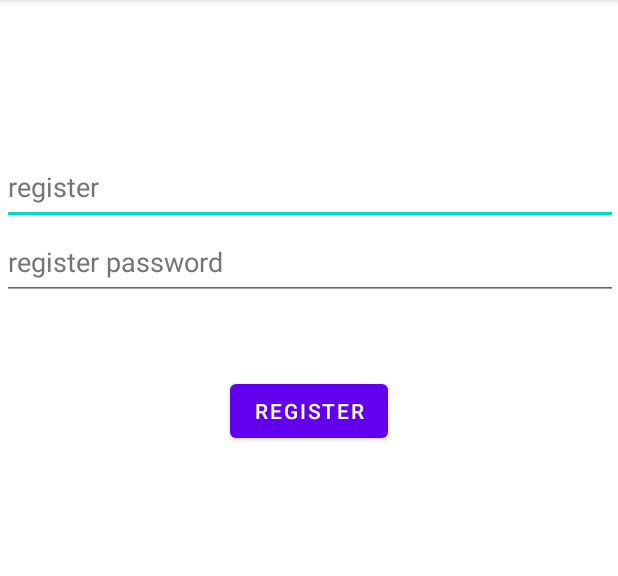
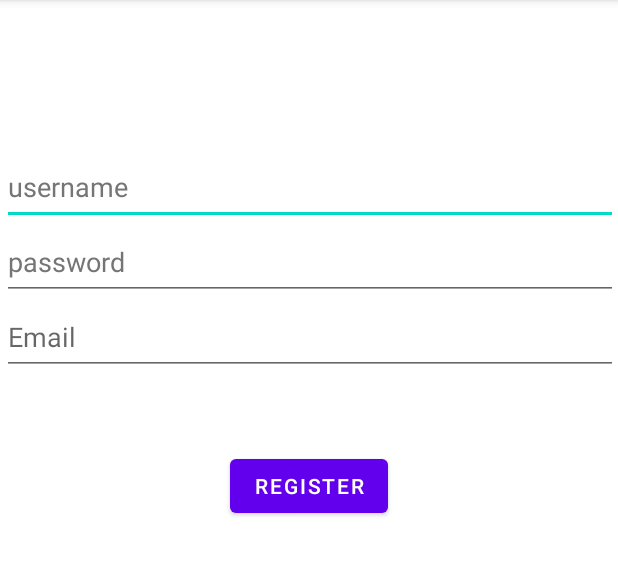
Before and after one commit to decaffinetedturtle/EatNowV2, an Android app: the userRegister screen opened directly, with no data from a screen before it, on a phone screen of 412 x 824 dp, the part 84-660 px from its top. Run offline under Robolectric (Android 15) with nearby library versions, the light colour scheme and no system bars; our stand-ins replace Firebase (no records; nobody signed in at launch, a user with empty details on screens opened directly).

Commit message:
Added email field to register and firestore
Added email field, changed sign in reference to email and uploaded data to firestore

```diff
--- a/app/src/main/java/com/mad/eatnowv2/registerUser/userRegister.java
+++ b/app/src/main/java/com/mad/eatnowv2/registerUser/userRegister.java
@@ -33,7 +33,7 @@ public class userRegister extends AppCompatActivity {
     private static final String TAG = "userRegister";
 
     FirebaseAuth mAuth;
-    EditText regUser, regPass;
+    EditText regUser, regPass, regEmail;
     Button regBtn;
 
     FirebaseFirestore fStore;
@@ -45,6 +45,7 @@ public class userRegister extends AppCompatActivity {
 
         regUser = findViewById(R.id.registerInput);
         regPass = findViewById(R.id.registerPass);
+        regEmail = findViewById(R.id.registerEmail);
 
         regBtn = findViewById(R.id.registerBtn);
 
@@ -60,6 +61,7 @@ public class userRegister extends AppCompatActivity {
             public void onClick(View view) {
                 String registerInput = regUser.getText().toString().trim();
                 String registerPass = regPass.getText().toString().trim();
+                String registerEmail = regEmail.getText().toString().trim();
 
                 if (TextUtils.isEmpty(registerInput)){
                     regUser.setError("Username field is empty");
@@ -70,12 +72,17 @@ public class userRegister extends AppCompatActivity {
                     return;
                 }
 
+                if (TextUtils.isEmpty(registerEmail)){
+                    regEmail.setError("Email is field is empty");
+                    return;
+                }
+
                 if(registerPass.length()< 6){
                     regPass.setError("Password is too short");
                     return;
                 }
 
-                mAuth.createUserWithEmailAndPassword(registerInput,registerPass).addOnCompleteListener(new OnCompleteListener<AuthResult>() {
+                mAuth.createUserWithEmailAndPassword(registerEmail,registerPass).addOnCompleteListener(new OnCompleteListener<AuthResult>() {
                     @Override
                     public void onComplete(@NonNull Task<AuthResult> task) {
 
@@ -85,6 +92,8 @@ public class userRegister extends AppCompatActivity {
                             Map<String,Object> user = new HashMap<>();
                             user.put("username",registerInput);
                             user.put("password",registerPass);
+                            user.put("email",registerEmail);
+
                             documentReference.set(user).addOnSuccessListener(new OnSuccessListener<Void>() {
                                 @Override
                                 public void onSuccess(Void unused) {
--- a/app/src/main/java/com/mad/eatnowv2/userDashboard.java
+++ b/app/src/main/java/com/mad/eatnowv2/userDashboard.java
@@ -21,7 +21,7 @@ import com.mad.eatnowv2.Halal.CheckHalal;
 
 public class userDashboard extends AppCompatActivity implements View.OnClickListener {
 
-    TextView dashboardUsername;
+    TextView dashboardUsername, dashboardEmail;
     FirebaseAuth fauth;
     FirebaseFirestore fstore;
     String userID;
@@ -35,6 +35,7 @@ public class userDashboard extends AppCompatActivity implements View.OnClickList
 
 
         dashboardUsername = findViewById(R.id.dashboardUsername);
+        dashboardEmail = findViewById(R.id.dashboardEmail);
 
         fauth = FirebaseAuth.getInstance();
         fstore = FirebaseFirestore.getInstance();
@@ -48,6 +49,7 @@ public class userDashboard extends AppCompatActivity implements View.OnClickList
             @Override
             public void onEvent(DocumentSnapshot documentSnapshot, FirebaseFirestoreException e) {
                 dashboardUsername.setText(documentSnapshot.getString("username"));
+                dashboardEmail.setText(documentSnapshot.getString("email"));
             }
         });
 
--- a/app/src/main/res/layout/activity_user_dashboard.xml
+++ b/app/src/main/res/layout/activity_user_dashboard.xml
@@ -68,6 +68,7 @@
                         android:layout_height="30dp"/>
 
                     <TextView
+                        android:id="@+id/dashboardEmail"
                         android:layout_width="wrap_content"
                         android:layout_height="wrap_content"
                         android:text="Email"
--- a/app/src/main/res/layout/activity_user_register.xml
+++ b/app/src/main/res/layout/activity_user_register.xml
@@ -20,7 +20,7 @@
         android:layout_height="50dp"
         android:layout_marginStart="@dimen/cardview_compat_inset_shadow"
         android:autofillHints="Username"
-        android:hint="register"
+        android:hint="username"
         android:inputType="textEmailAddress"
         android:textColorHint="#757575"/>
     <LinearLayout
@@ -34,9 +34,20 @@
             android:layout_height="50dp"
             android:layout_marginStart="@dimen/cardview_compat_inset_shadow"
             android:autofillHints="Password"
-            android:hint="register password"
-            android:inputType="textVisiblePassword"
+            android:hint="password"
+            android:inputType="textPassword"
             android:textColorHint="#757575"/>
+
+        <EditText
+            android:id="@+id/registerEmail"
+            android:layout_width="match_parent"
+            android:layout_height="50dp"
+            android:layout_marginStart="1dp"
+            android:hint="Email"
+            android:inputType="textEmailAddress"
+
+
+            />
     </LinearLayout>
 
     <Space
```
